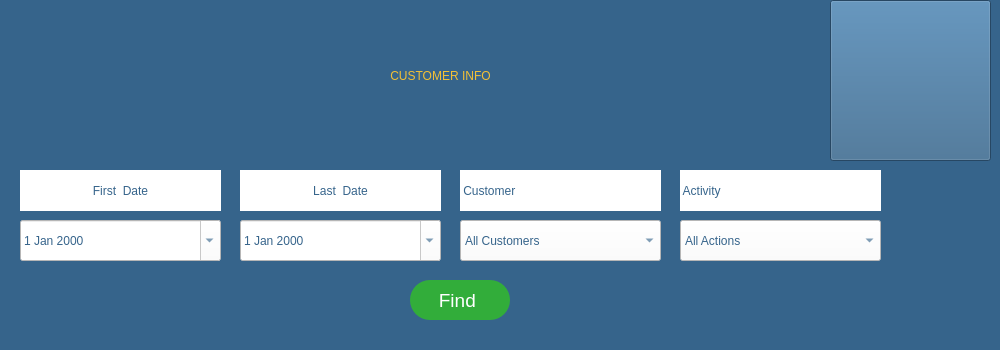
First picture: the form in customerinfopage.ui, repository melihorhanyilmaz/Project, before the edit; both pictures show x 0 to 1000 and y 0 to 350 of the 1000 by 750 pixel window.
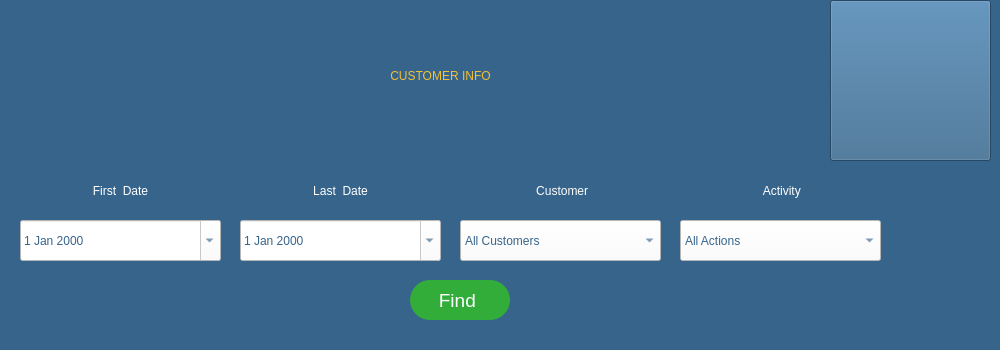
Second picture: the form after the edit. Icons and pictures are not drawn.

The edit to the form file:
```diff
--- a/customerinfopage.ui
+++ b/customerinfopage.ui
@@ -30,8 +30,8 @@
      <enum>Qt::ActionsContextMenu</enum>
     </property>
     <property name="styleSheet">
-     <string notr="true">color: rgb(54, 100, 139);
-background-color: rgb(255, 255, 255);
+     <string notr="true">background-color: rgb(54, 100, 139);
+color: rgb(255, 255, 255);
 font: 63 14pt &quot;Montserrat SemiBold&quot;;</string>
     </property>
     <property name="text">
@@ -122,13 +122,16 @@
      </rect>
     </property>
     <property name="styleSheet">
-     <string notr="true">color: rgb(54, 100, 139);
-background-color: rgb(255, 255, 255);
+     <string notr="true">background-color: rgb(54, 100, 139);
+color: rgb(255, 255, 255);
 font: 63 14pt &quot;Montserrat SemiBold&quot;;</string>
     </property>
     <property name="text">
      <string> Customer</string>
     </property>
+    <property name="alignment">
+     <set>Qt::AlignCenter</set>
+    </property>
    </widget>
    <widget class="QLabel" name="la_title">
     <property name="geometry">
@@ -160,13 +163,16 @@
      </rect>
     </property>
     <property name="styleSheet">
-     <string notr="true">color: rgb(54, 100, 139);
-background-color: rgb(255, 255, 255);
+     <string notr="true">background-color: rgb(54, 100, 139);
+color: rgb(255, 255, 255);
 font: 63 14pt &quot;Montserrat SemiBold&quot;;</string>
     </property>
     <property name="text">
      <string> Activity</string>
     </property>
+    <property name="alignment">
+     <set>Qt::AlignCenter</set>
+    </property>
    </widget>
    <widget class="QPushButton" name="B_back">
     <property name="geometry">
@@ -327,8 +333,8 @@
      <enum>Qt::ActionsContextMenu</enum>
     </property>
     <property name="styleSheet">
-     <string notr="true">color: rgb(54, 100, 139);
-background-color: rgb(255, 255, 255);
+     <string notr="true">background-color: rgb(54, 100, 139);
+color: rgb(255, 255, 255);
 font: 63 14pt &quot;Montserrat SemiBold&quot;;</string>
     </property>
     <property name="text">
```
